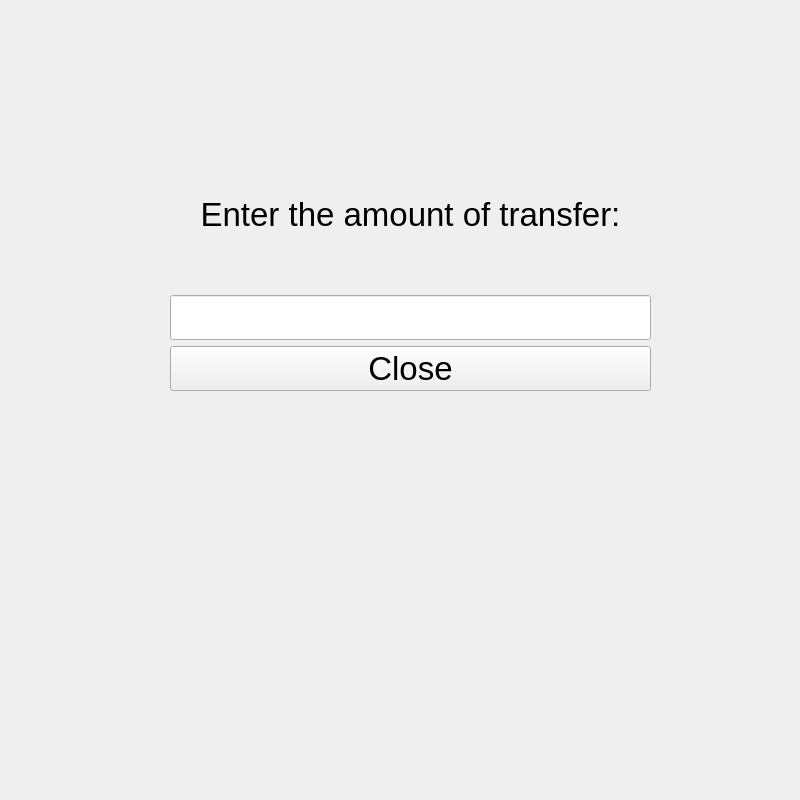
Old version of the form frontend/transferfundswindow.ui in the repository 22kmo-project/group_12.
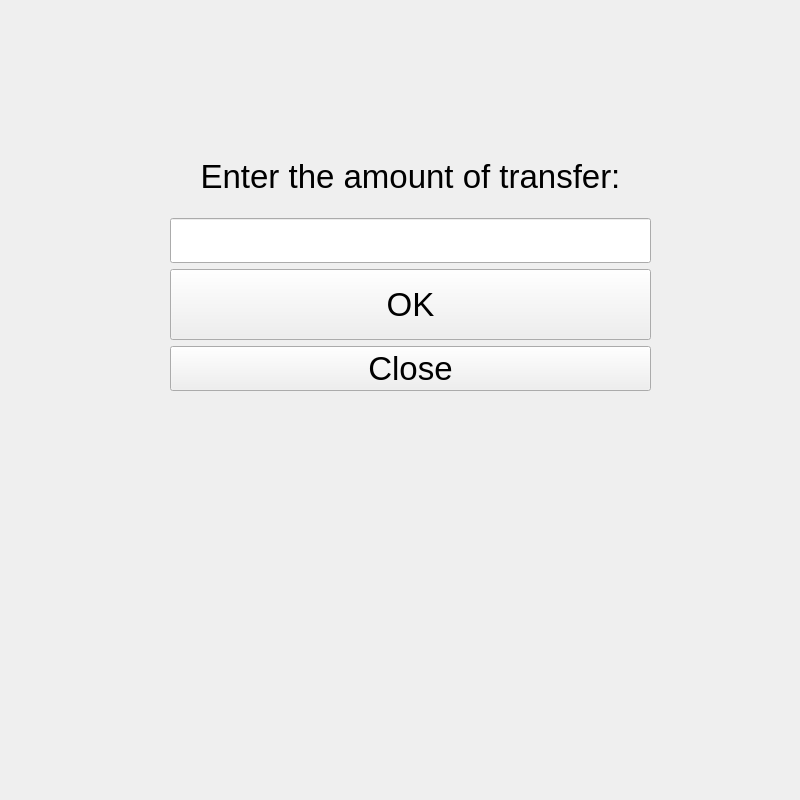
New version of the form.

The edit to the form file:
```diff
--- a/frontend/transferfundswindow.ui
+++ b/frontend/transferfundswindow.ui
@@ -13,7 +13,7 @@
   <property name="windowTitle">
    <string>Form</string>
   </property>
-  <widget class="QWidget" name="">
+  <widget class="QWidget" name="layoutWidget">
    <property name="geometry">
     <rect>
      <x>170</x>
@@ -25,6 +25,15 @@
    <layout class="QGridLayout" name="gridLayout_2">
     <item row="0" column="0">
      <layout class="QGridLayout" name="gridLayout">
+      <item row="1" column="0">
+       <widget class="QLineEdit" name="lineEdit">
+        <property name="font">
+         <font>
+          <pointsize>25</pointsize>
+         </font>
+        </property>
+       </widget>
+      </item>
       <item row="0" column="0">
        <widget class="QLabel" name="label">
         <property name="font">
@@ -40,13 +49,22 @@
         </property>
        </widget>
       </item>
-      <item row="1" column="0">
-       <widget class="QLineEdit" name="lineEdit">
+      <item row="2" column="0">
+       <widget class="QPushButton" name="btnTransferOK">
+        <property name="sizePolicy">
+         <sizepolicy hsizetype="Minimum" vsizetype="Minimum">
+          <horstretch>0</horstretch>
+          <verstretch>0</verstretch>
+         </sizepolicy>
+        </property>
         <property name="font">
          <font>
           <pointsize>25</pointsize>
          </font>
         </property>
+        <property name="text">
+         <string>OK</string>
+        </property>
        </widget>
       </item>
      </layout>
```
